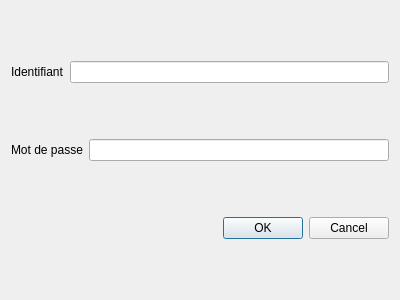
Before: the Qt Designer form TP4-MySQL/dialoglogin.ui in M-Rodrigue/BTS-SNIR, drawn with Qt 5.
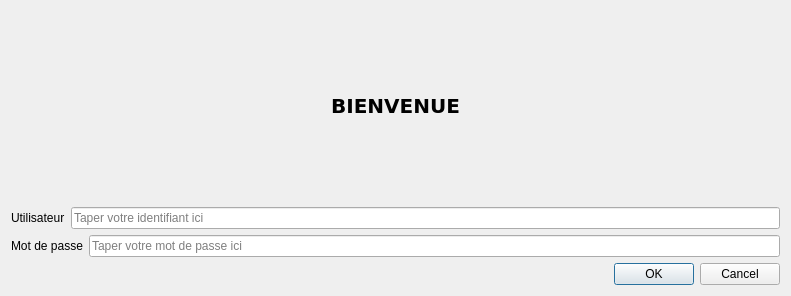
After: the same form once the commit is applied.

What changed in the file:
```diff
--- a/TP4-MySQL/dialoglogin.ui
+++ b/TP4-MySQL/dialoglogin.ui
@@ -6,30 +6,47 @@
    <rect>
     <x>0</x>
     <y>0</y>
-    <width>400</width>
-    <height>300</height>
+    <width>791</width>
+    <height>296</height>
    </rect>
   </property>
   <property name="windowTitle">
    <string>Dialog</string>
   </property>
-  <property name="autoFillBackground">
-   <bool>false</bool>
-  </property>
-  <layout class="QVBoxLayout" name="verticalLayout_2">
+  <layout class="QGridLayout" name="gridLayout">
+   <item row="0" column="0">
+    <widget class="QLabel" name="label_3">
+     <property name="font">
+      <font>
+       <family>Verdana</family>
+       <pointsize>15</pointsize>
+       <weight>75</weight>
+       <bold>true</bold>
+      </font>
+     </property>
+     <property name="text">
+      <string>BIENVENUE</string>
+     </property>
+     <property name="alignment">
+      <set>Qt::AlignCenter</set>
+     </property>
+    </widget>
+   </item>
+   <item row="1" column="0">
+    <layout class="QVBoxLayout" name="verticalLayout">
    <item>
     <layout class="QHBoxLayout" name="horizontalLayout">
      <item>
       <widget class="QLabel" name="label">
        <property name="text">
-        <string>Identifiant</string>
+          <string>Utilisateur</string>
        </property>
       </widget>
      </item>
      <item>
-      <widget class="QLineEdit" name="lineEditUser">
-       <property name="echoMode">
-        <enum>QLineEdit::Normal</enum>
+        <widget class="QLineEdit" name="LineEditUser">
+         <property name="placeholderText">
+          <string>Taper votre identifiant ici</string>
        </property>
       </widget>
      </item>
@@ -49,6 +66,9 @@
        <property name="echoMode">
         <enum>QLineEdit::Password</enum>
        </property>
+         <property name="placeholderText">
+          <string>Taper votre mot de passe ici</string>
+         </property>
       </widget>
      </item>
     </layout>
@@ -62,6 +82,8 @@
       <set>QDialogButtonBox::Cancel|QDialogButtonBox::Ok</set>
      </property>
     </widget>
+     </item>
+    </layout>
    </item>
   </layout>
  </widget>
```
Left out of the diff: 3 changed lines with no effect on the pictures. Lines whose indentation alone changed are shown as unchanged.
